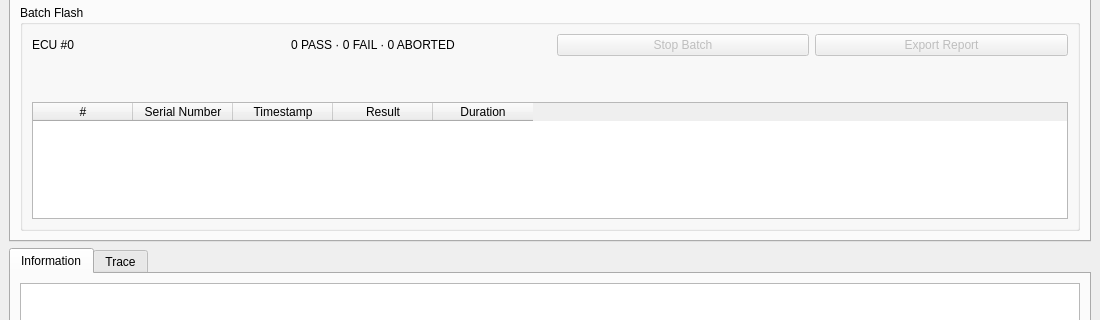
phuctm012/ECU-Flashing-Tool, file gui/main_window.ui: the form before one commit; both pictures show x 0 to 1100 and y 257 to 577 of the 1100 by 850 pixel window.
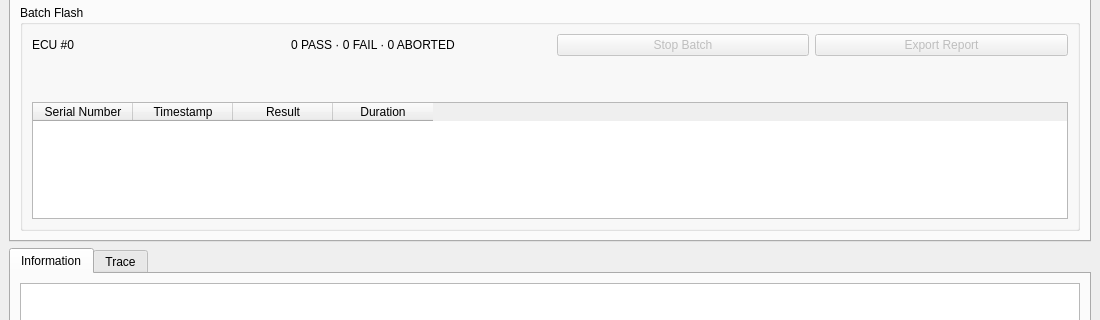
The form after the commit.

Commit message:
Remove duplicate # column from Batch Log table, stretch columns evenly
tableWidgetBatchLog had its own "#" column that duplicated
QTableWidget's built-in row-number vertical header. Removed it (4
columns remain: Serial Number, Timestamp, Result, Duration), matching
the existing convention in stepsTable/segmentsTable of relying on the
vertical header for row numbers instead of a redundant index column.
Set all 4 remaining columns to Stretch resize mode so they fill the
table width evenly instead of leaving blank space on the right.

```diff
--- a/gui/main_window.ui
+++ b/gui/main_window.ui
@@ -204,11 +204,6 @@
              </item>
              <item>
               <widget class="QTableWidget" name="tableWidgetBatchLog">
-               <column>
-                <property name="text">
-                 <string>#</string>
-                </property>
-               </column>
                <column>
                 <property name="text">
                  <string>Serial Number</string>
```
The commit also changes 5 other files.
